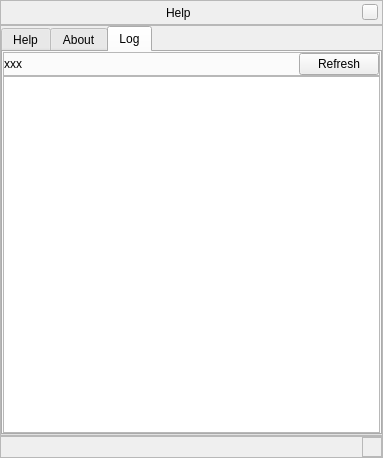
Old version of the form src/gui/helpDialogGui.ui in the repository 519984307/stellarium_src.
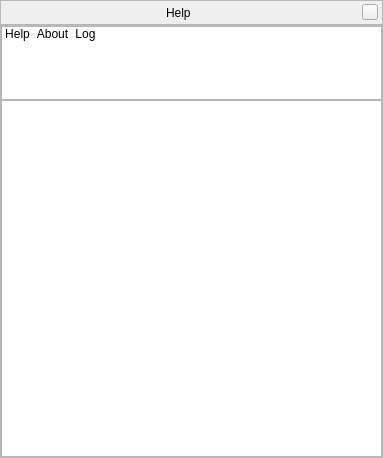
New version of the form. The open tabs and pages were chosen to show the change. Icons and pictures are not drawn. Custom widgets are drawn as their Qt base class.

Commit message: Migrated Help window to new tab style.

Patch:
```diff
--- a/src/gui/helpDialogGui.ui
+++ b/src/gui/helpDialogGui.ui
@@ -124,43 +124,119 @@
      <property name="frameShadow" >
       <enum>QFrame::Raised</enum>
      </property>
-     <layout class="QGridLayout" name="gridLayout" >
-      <property name="margin" >
+     <layout class="QVBoxLayout" name="verticalLayout_4">
+      <property name="spacing">
        <number>0</number>
       </property>
-      <property name="spacing" >
+      <property name="margin">
        <number>0</number>
       </property>
-      <item row="0" column="0" >
-       <widget class="QTabWidget" name="helpTabWidget" >
-        <property name="currentIndex" >
-         <number>2</number>
+      <item>
+       <widget class="QListWidget" name="stackListWidget">
+        <property name="minimumSize">
+         <size>
+          <width>0</width>
+          <height>74</height>
+         </size>
         </property>
-        <property name="iconSize" >
+        <property name="maximumSize">
+         <size>
+          <width>16777215</width>
+          <height>74</height>
+         </size>
+        </property>
+        <property name="focusPolicy">
+         <enum>Qt::NoFocus</enum>
+        </property>
+        <property name="verticalScrollBarPolicy">
+         <enum>Qt::ScrollBarAlwaysOff</enum>
+        </property>
+        <property name="horizontalScrollBarPolicy">
+         <enum>Qt::ScrollBarAlwaysOff</enum>
+        </property>
+        <property name="selectionMode">
+         <enum>QAbstractItemView::SingleSelection</enum>
+        </property>
+        <property name="iconSize">
          <size>
           <width>50</width>
           <height>50</height>
          </size>
         </property>
-        <widget class="QWidget" name="helpTab" >
-         <attribute name="title" >
+        <property name="movement">
+         <enum>QListView::Static</enum>
+        </property>
+        <property name="flow">
+         <enum>QListView::LeftToRight</enum>
+        </property>
+        <property name="isWrapping" stdset="0">
+         <bool>false</bool>
+        </property>
+        <property name="resizeMode">
+         <enum>QListView::Adjust</enum>
+        </property>
+        <property name="layoutMode">
+         <enum>QListView::SinglePass</enum>
+        </property>
+        <property name="spacing">
+         <number>0</number>
+        </property>
+        <property name="viewMode">
+         <enum>QListView::IconMode</enum>
+        </property>
+        <property name="uniformItemSizes">
+         <bool>false</bool>
+        </property>
+        <property name="wordWrap">
+         <bool>false</bool>
+        </property>
+        <property name="selectionRectVisible">
+         <bool>false</bool>
+        </property>
+        <item>
+         <property name="text">
           <string>Help</string>
-         </attribute>
-         <attribute name="icon" >
-          <iconset resource="../../data/mainRes.qrc" >
-           <normaloff>:/graphicGui/gui/tabicon-help.png</normaloff>:/graphicGui/gui/tabicon-help.png</iconset>
-         </attribute>
-         <layout class="QVBoxLayout" name="verticalLayout" >
-          <property name="spacing" >
+         </property>
+         <property name="icon">
+          <iconset>
+           <normalon>:/graphicGui/gui/tabicon-help.png</normalon>
+          </iconset>
+         </property>
+        </item>
+        <item>
+         <property name="text">
+          <string>About</string>
+         </property>
+         <property name="icon">
+          <iconset>
+           <normalon>:/graphicGui/gui/tabicon-info.png</normalon>
+          </iconset>
+         </property>
+        </item>
+        <item>
+         <property name="text">
+          <string>Log</string>
+         </property>
+        </item>
+       </widget>
+      </item>
+      <item>
+       <widget class="QStackedWidget" name="stackedWidget">
+        <property name="currentIndex">
+         <number>2</number>
+        </property>
+        <widget class="QWidget" name="page">
+         <layout class="QVBoxLayout" name="verticalLayout_5">
+          <property name="spacing">
            <number>0</number>
           </property>
-          <property name="margin" >
+          <property name="margin">
            <number>0</number>
           </property>
           <item>
-           <widget class="QTextBrowser" name="helpBrowser" >
-            <property name="sizePolicy" >
-             <sizepolicy vsizetype="Expanding" hsizetype="Expanding" >
+           <widget class="QTextBrowser" name="helpBrowser">
+            <property name="sizePolicy">
+             <sizepolicy hsizetype="Expanding" vsizetype="Expanding">
               <horstretch>0</horstretch>
               <verstretch>0</verstretch>
              </sizepolicy>
@@ -248,16 +324,9 @@
           </item>
          </layout>
         </widget>
-        <widget class="QWidget" name="aboutTab" >
-         <attribute name="title" >
-          <string>About</string>
-         </attribute>
-         <attribute name="icon" >
-          <iconset resource="../../data/mainRes.qrc" >
-           <normaloff>:/graphicGui/gui/tabicon-info.png</normaloff>:/graphicGui/gui/tabicon-info.png</iconset>
-         </attribute>
-         <layout class="QVBoxLayout" name="verticalLayout_2" >
-          <property name="spacing" >
+        <widget class="QWidget" name="page_2">
+         <layout class="QVBoxLayout" name="verticalLayout_2">
+          <property name="spacing">
            <number>0</number>
           </property>
           <property name="margin" >
@@ -272,20 +341,17 @@
           </item>
          </layout>
         </widget>
-        <widget class="QWidget" name="logTab" >
-         <attribute name="title" >
-          <string>Log</string>
-         </attribute>
-         <layout class="QVBoxLayout" name="verticalLayout_4" >
-          <property name="spacing" >
+        <widget class="QWidget" name="page_3">
+         <layout class="QVBoxLayout" name="verticalLayout">
+          <property name="spacing">
            <number>0</number>
           </property>
           <property name="margin" >
            <number>0</number>
           </property>
           <item>
-           <widget class="QFrame" name="frame" >
-            <property name="frameShape" >
+           <widget class="QFrame" name="frame">
+            <property name="frameShape">
              <enum>QFrame::StyledPanel</enum>
             </property>
             <property name="frameShadow" >
@@ -335,8 +401,8 @@
            </widget>
           </item>
           <item>
-           <widget class="QTextBrowser" name="logBrowser" >
-            <property name="font" >
+           <widget class="QTextBrowser" name="logBrowser">
+            <property name="font">
              <font>
               <family>Lucida Console</family>
               <kerning>false</kerning>
@@ -366,82 +432,6 @@
      </layout>
     </widget>
    </item>
-   <item>
-    <widget class="QFrame" name="bottomResizeFrame" >
-     <property name="minimumSize" >
-      <size>
-       <width>16</width>
-       <height>20</height>
-      </size>
-     </property>
-     <property name="maximumSize" >
-      <size>
-       <width>16777215</width>
-       <height>30</height>
-      </size>
-     </property>
-     <property name="mouseTracking" >
-      <bool>false</bool>
-     </property>
-     <property name="frameShape" >
-      <enum>QFrame::StyledPanel</enum>
-     </property>
-     <layout class="QHBoxLayout" name="_2" >
-      <property name="spacing" >
-       <number>0</number>
-      </property>
-      <property name="margin" >
-       <number>0</number>
-      </property>
-      <item>
-       <spacer>
-        <property name="orientation" >
-         <enum>Qt::Horizontal</enum>
-        </property>
-        <property name="sizeHint" stdset="0" >
-         <size>
-          <width>271</width>
-          <height>20</height>
-         </size>
-        </property>
-       </spacer>
-      </item>
-      <item>
-       <widget class="ResizeFrame" name="frame_4" >
-        <property name="sizePolicy" >
-         <sizepolicy vsizetype="Fixed" hsizetype="Fixed" >
-          <horstretch>0</horstretch>
-          <verstretch>0</verstretch>
-         </sizepolicy>
-        </property>
-        <property name="minimumSize" >
-         <size>
-          <width>20</width>
-          <height>20</height>
-         </size>
-        </property>
-        <property name="maximumSize" >
-         <size>
-          <width>20</width>
-          <height>20</height>
-         </size>
-        </property>
-        <property name="font" >
-         <font>
-          <family>Sans Serif</family>
-         </font>
-        </property>
-        <property name="cursor" >
-         <cursorShape>SizeFDiagCursor</cursorShape>
-        </property>
-        <property name="frameShape" >
-         <enum>QFrame::StyledPanel</enum>
-        </property>
-       </widget>
-      </item>
-     </layout>
-    </widget>
-   </item>
   </layout>
  </widget>
  <customwidgets>
@@ -451,12 +441,6 @@
    <header>Dialog.hpp</header>
    <container>1</container>
   </customwidget>
-  <customwidget>
-   <class>ResizeFrame</class>
-   <extends>QFrame</extends>
-   <header>Dialog.hpp</header>
-   <container>1</container>
-  </customwidget>
  </customwidgets>
  <resources>
   <include location="../../data/mainRes.qrc" />
```
Left out of the diff: 165 changed lines with no effect on the pictures. The commit also changes 2 other files.
